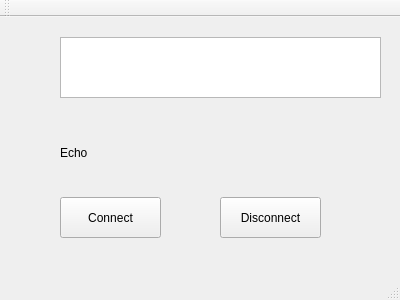
Before: the Qt Designer form NIClient/mainwindow.ui in l3dlp/gesturesio-v0.x-archive, drawn with Qt 5.
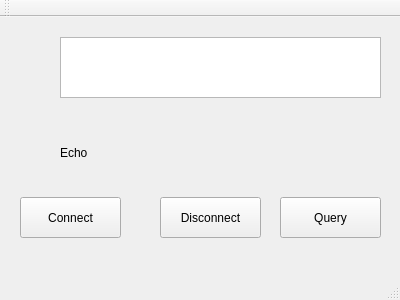
After: the same form once the commit is applied.

Commit message: Socket server now can response client's query and send back skeleton/gesture data.

```diff
--- a/NIClient/mainwindow.ui
+++ b/NIClient/mainwindow.ui
@@ -27,7 +27,7 @@
    <widget class="QPushButton" name="connectBtn">
     <property name="geometry">
      <rect>
-      <x>60</x>
+      <x>20</x>
       <y>180</y>
       <width>101</width>
       <height>41</height>
@@ -53,7 +53,7 @@
    <widget class="QPushButton" name="disconnectBtn">
     <property name="geometry">
      <rect>
-      <x>220</x>
+      <x>160</x>
       <y>180</y>
       <width>101</width>
       <height>41</height>
@@ -63,6 +63,19 @@
      <string>Disconnect</string>
     </property>
    </widget>
+   <widget class="QPushButton" name="querybtn">
+    <property name="geometry">
+     <rect>
+      <x>280</x>
+      <y>180</y>
+      <width>101</width>
+      <height>41</height>
+     </rect>
+    </property>
+    <property name="text">
+     <string>Query</string>
+    </property>
+   </widget>
   </widget>
   <widget class="QMenuBar" name="menuBar">
    <property name="geometry">
```
The commit also changes 8 other files.
